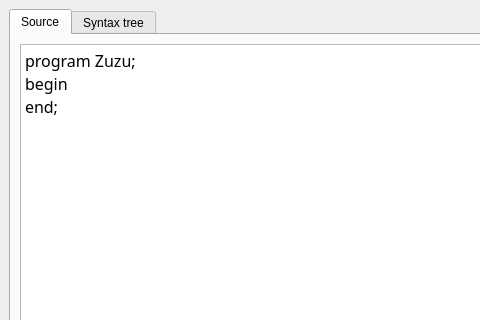
Above: sysprog/lab4-parser/sp-lab4-parser/mainwindow.ui from surtweig/kpi-assignments before the change; both pictures show x 0 to 480 and y 0 to 320 of the 800 by 600 pixel window. Below: the same form after it.
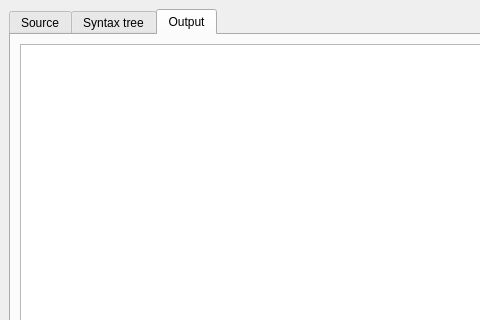
That is the form after the change. The open tabs and pages were chosen to show the change.

Commit message: sysprog/lab4: parsing expressions; output log page

The edit to the form file:
```diff
--- a/sysprog/lab4-parser/sp-lab4-parser/mainwindow.ui
+++ b/sysprog/lab4-parser/sp-lab4-parser/mainwindow.ui
@@ -63,6 +63,16 @@
         </item>
        </layout>
       </widget>
+      <widget class="QWidget" name="tab_3">
+       <attribute name="title">
+        <string>Output</string>
+       </attribute>
+       <layout class="QVBoxLayout" name="verticalLayout_4">
+        <item>
+         <widget class="QListWidget" name="outputLogWidget"/>
+        </item>
+       </layout>
+      </widget>
      </widget>
     </item>
     <item>
```
The commit also changes 4 other files.
